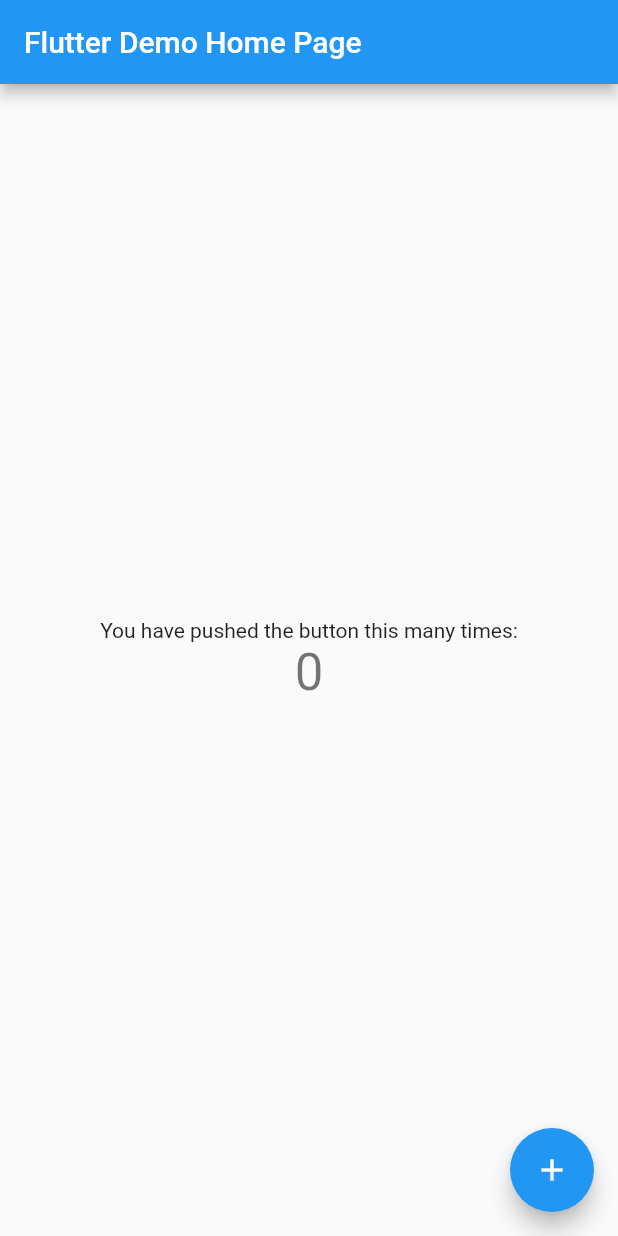
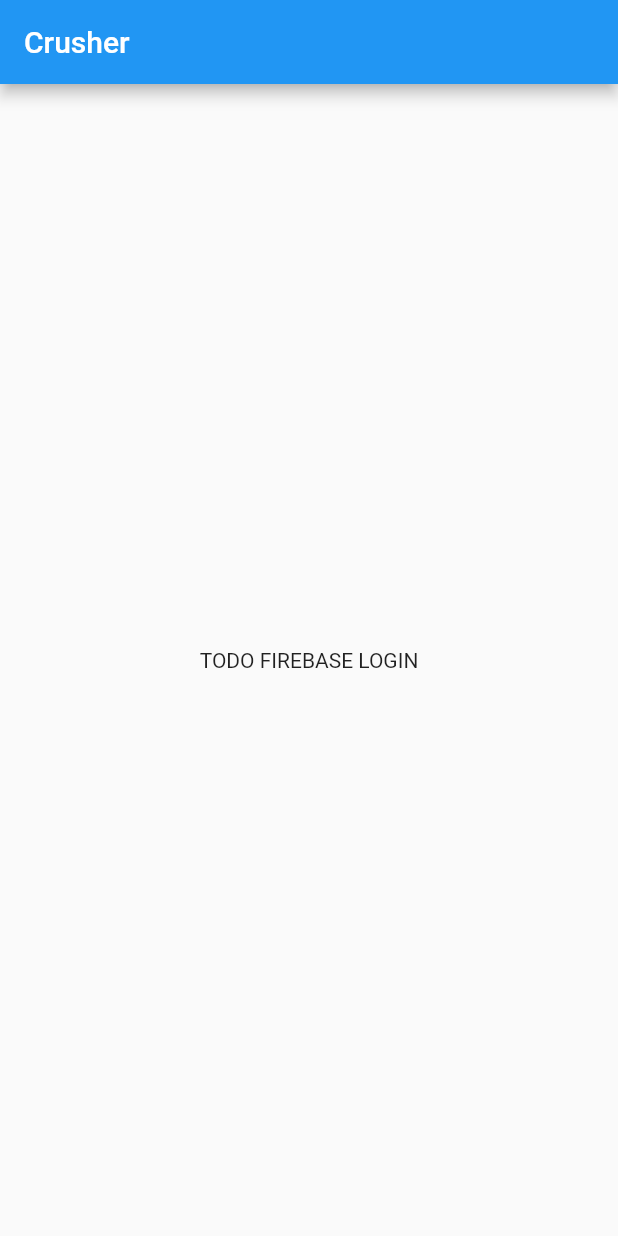
Before and after one commit to luanpotter/crusher, a Flutter app: the screen it shows after launch, on a phone screen of 412 x 824 dp. Run offline on Flutter 3.47's test engine with Material 2 defaults, Android fonts, the phone set to English and light mode, and no system bars; our stand-ins replace firebase_auth, google_sign_in; accounts and stored records are empty.

```diff
--- a/app/lib/main.dart
+++ b/app/lib/main.dart
@@ -3,39 +3,18 @@ import 'package:flutter/material.dart';
 void main() => runApp(MyApp());
 
 class MyApp extends StatelessWidget {
-  // This widget is the root of your application.
   @override
   Widget build(BuildContext context) {
     return MaterialApp(
-      title: 'Flutter Demo',
-      theme: ThemeData(
-        // This is the theme of your application.
-        //
-        // Try running your application with "flutter run". You'll see the
-        // application has a blue toolbar. Then, without quitting the app, try
-        // changing the primarySwatch below to Colors.green and then invoke
-        // "hot reload" (press "r" in the console where you ran "flutter run",
-        // or simply save your changes to "hot reload" in a Flutter IDE).
-        // Notice that the counter didn't reset back to zero; the application
-        // is not restarted.
-        primarySwatch: Colors.blue,
-      ),
-      home: MyHomePage(title: 'Flutter Demo Home Page'),
+      title: 'Crusher',
+      theme: ThemeData(primarySwatch: Colors.blue),
+      home: MyHomePage(title: 'Crusher'),
     );
   }
 }
 
 class MyHomePage extends StatefulWidget {
   MyHomePage({Key key, this.title}) : super(key: key);
-
-  // This widget is the home page of your application. It is stateful, meaning
-  // that it has a State object (defined below) that contains fields that affect
-  // how it looks.
-
-  // This class is the configuration for the state. It holds the values (in this
-  // case the title) provided by the parent (in this case the App widget) and
-  // used by the build method of the State. Fields in a Widget subclass are
-  // always marked "final".
 
   final String title;
 
@@ -44,68 +23,21 @@ class MyHomePage extends StatefulWidget {
 }
 
 class _MyHomePageState extends State<MyHomePage> {
-  int _counter = 0;
-
-  void _incrementCounter() {
-    setState(() {
-      // This call to setState tells the Flutter framework that something has
-      // changed in this State, which causes it to rerun the build method below
-      // so that the display can reflect the updated values. If we changed
-      // _counter without calling setState(), then the build method would not be
-      // called again, and so nothing would appear to happen.
-      _counter++;
-    });
-  }
 
   @override
   Widget build(BuildContext context) {
-    // This method is rerun every time setState is called, for instance as done
-    // by the _incrementCounter method above.
-    //
-    // The Flutter framework has been optimized to make rerunning build methods
-    // fast, so that you can just rebuild anything that needs updating rather
-    // than having to individually change instances of widgets.
     return Scaffold(
       appBar: AppBar(
-        // Here we take the value from the MyHomePage object that was created by
-        // the App.build method, and use it to set our appbar title.
         title: Text(widget.title),
       ),
       body: Center(
-        // Center is a layout widget. It takes a single child and positions it
-        // in the middle of the parent.
         child: Column(
-          // Column is also a layout widget. It takes a list of children and
-          // arranges them vertically. By default, it sizes itself to fit its
-          // children horizontally, and tries to be as tall as its parent.
-          //
-          // Invoke "debug painting" (press "p" in the console, choose the
-          // "Toggle Debug Paint" action from the Flutter Inspector in Android
-          // Studio, or the "Toggle Debug Paint" command in Visual Studio Code)
-          // to see the wireframe for each widget.
-          //
-          // Column has various properties to control how it sizes itself and
-          // how it positions its children. Here we use mainAxisAlignment to
-          // center the children vertically; the main axis here is the vertical
-          // axis because Columns are vertical (the cross axis would be
-          // horizontal).
           mainAxisAlignment: MainAxisAlignment.center,
-          children: <Widget>[
-            Text(
-              'You have pushed the button this many times:',
-            ),
-            Text(
-              '$_counter',
-              style: Theme.of(context).textTheme.display1,
-            ),
+          children: [
+            Text('TODO FIREBASE LOGIN'),
           ],
         ),
       ),
-      floatingActionButton: FloatingActionButton(
-        onPressed: _incrementCounter,
-        tooltip: 'Increment',
-        child: Icon(Icons.add),
-      ), // This trailing comma makes auto-formatting nicer for build methods.
     );
   }
 }
```
Also changed, not shown: app/lib/login.dart (added, +21 -0 lines), app/pubspec.yaml (+5 -54 lines), app/pubspec.lock, 9 other files.
